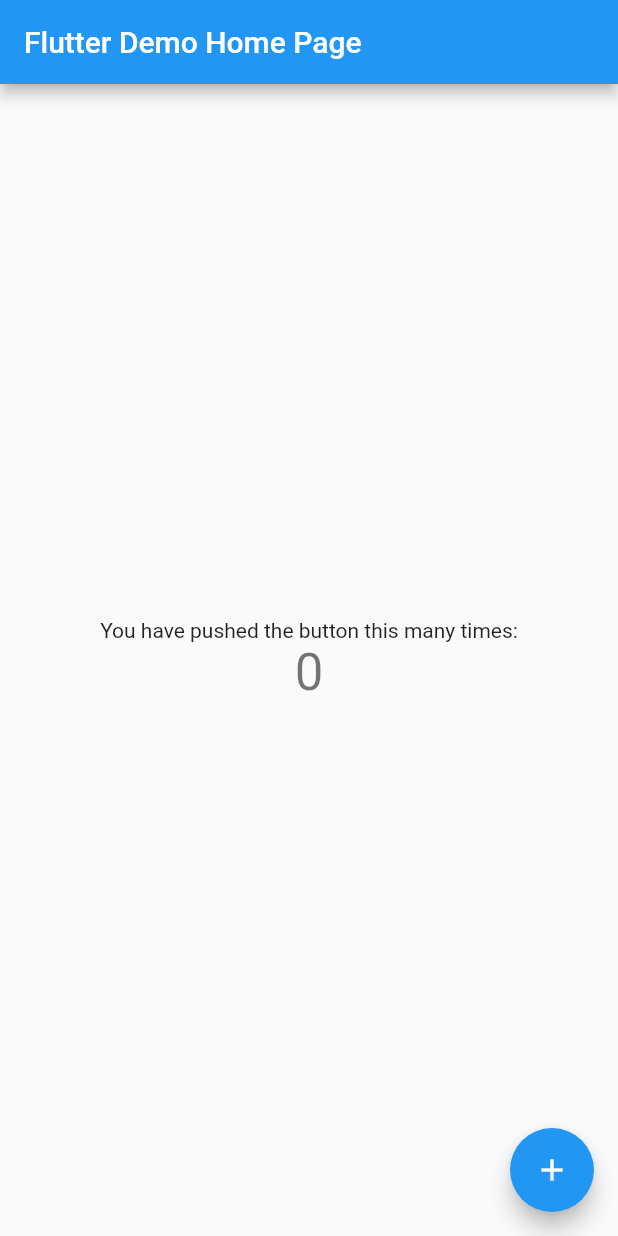
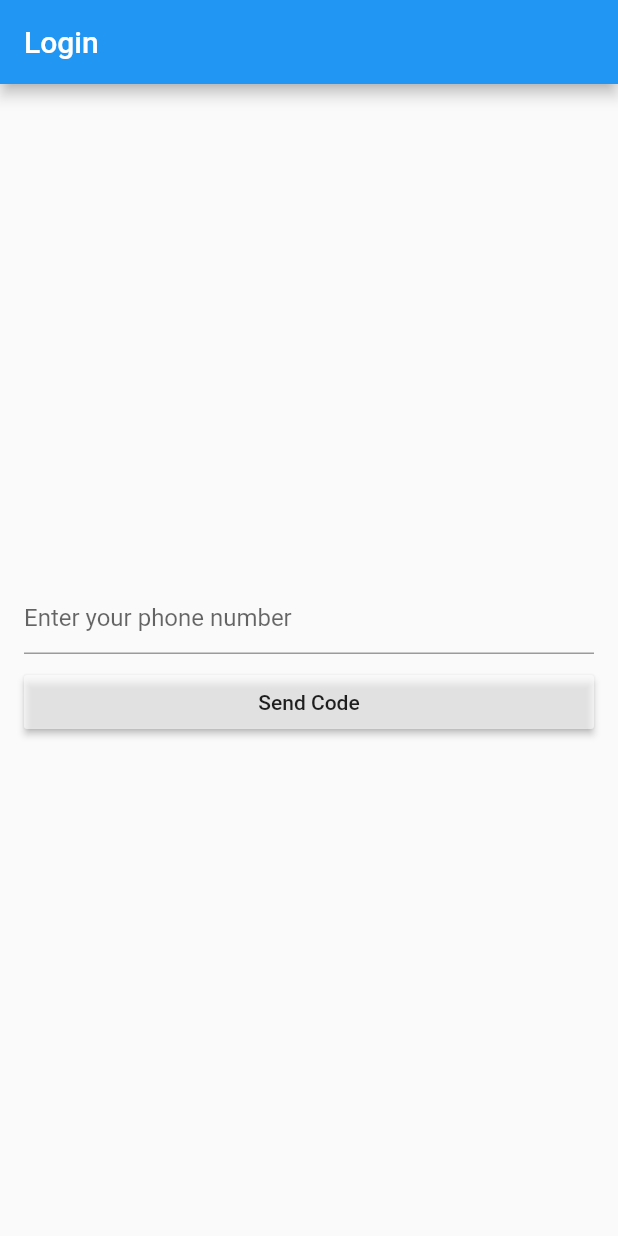
Before and after one commit to xdiabetes/xproject_app, a Flutter app: the screen it shows after launch, on a phone screen of 412 x 824 dp. Run offline on Flutter 3.47's test engine with Material 2 defaults, Android fonts, the phone set to English and light mode, and no system bars; our stand-ins replace bloc, equatable, flutter_bloc, get_it, shared_preferences.

Commit message:
otp authentication

```diff
--- /dev/null
+++ b/lib/blocs/authentication/authentication_bloc.dart
@@ -0,0 +1,34 @@
+import 'dart:async';
+
+import 'package:bloc/bloc.dart';
+import 'package:equatable/equatable.dart';
+import 'package:xproject_app/core/user_context.dart';
+
+part 'authentication_event.dart';
+part 'authentication_state.dart';
+
+class AuthenticationBloc
+    extends Bloc<AuthenticationEvent, AuthenticationState> {
+  final UserContext userContext;
+
+  AuthenticationBloc({
+    required this.userContext,
+  }) : super(AuthenticationInitial());
+
+  @override
+  Stream<AuthenticationState> mapEventToState(
+    AuthenticationEvent event,
+  ) async* {
+    if (event is AppStartedEvent) {
+      String? userToken = await userContext.getUserToken();
+      if (userToken != null) {
+        yield AuthenticationAuthenticated();
+      } else {
+        yield AuthenticationUnauthenticated();
+      }
+    } else if (event is AuthenticationAuthenticate) {
+      await userContext.setUserToken(event.token);
+      yield AuthenticationAuthenticated();
+    }
+  }
+}
--- /dev/null
+++ b/lib/blocs/authentication/authentication_event.dart
@@ -0,0 +1,25 @@
+part of 'authentication_bloc.dart';
+
+abstract class AuthenticationEvent extends Equatable {
+  const AuthenticationEvent();
+}
+
+class AppStartedEvent extends AuthenticationEvent {
+  const AppStartedEvent();
+
+  @override
+  List<Object?> get props => [];
+}
+
+class AuthenticationAuthenticate extends AuthenticationEvent {
+  final String token;
+
+  const AuthenticationAuthenticate({
+    required this.token
+  });
+
+  @override
+  List<Object?> get props => [
+    token,
+  ];
+}
--- /dev/null
+++ b/lib/blocs/authentication/authentication_state.dart
@@ -0,0 +1,26 @@
+part of 'authentication_bloc.dart';
+
+abstract class AuthenticationState extends Equatable {
+  const AuthenticationState();
+}
+
+class AuthenticationInitial extends AuthenticationState {
+  const AuthenticationInitial();
+
+  @override
+  List<Object?> get props => [];
+}
+
+class AuthenticationAuthenticated extends AuthenticationState {
+  const AuthenticationAuthenticated();
+
+  @override
+  List<Object?> get props => [];
+}
+
+class AuthenticationUnauthenticated extends AuthenticationState {
+  const AuthenticationUnauthenticated();
+
+  @override
+  List<Object?> get props => [];
+}
--- /dev/null
+++ b/lib/blocs/otp/otp_event.dart
@@ -0,0 +1,29 @@
+part of 'otp_bloc.dart';
+
+abstract class OtpEvent extends Equatable {
+  const OtpEvent();
+}
+
+class OtpSendCodeEvent extends OtpEvent {
+  final OtpSendCodeRequest otpSendCodeRequest;
+
+  const OtpSendCodeEvent({required this.otpSendCodeRequest});
+
+  @override
+  // TODO: implement props
+  List<Object?> get props => [
+    otpSendCodeRequest
+  ];
+}
+
+class OtpVerifyCodeEvent extends OtpEvent {
+  final OtpVerifyCodeRequest otpVerifyCodeRequest;
+
+  const OtpVerifyCodeEvent({required this.otpVerifyCodeRequest});
+
+  @override
+  // TODO: implement props
+  List<Object?> get props => [
+    otpVerifyCodeRequest
+  ];
+}
--- /dev/null
+++ b/lib/blocs/otp/otp_state.dart
@@ -0,0 +1,43 @@
+part of 'otp_bloc.dart';
+
+abstract class OtpState extends Equatable {
+  const OtpState();
+}
+
+class OtpInitial extends OtpState {
+  @override
+  List<Object> get props => [];
+}
+
+class OtpLoading extends OtpState {
+  @override
+  List<Object> get props => [];
+}
+
+class OtpCodeSent extends OtpState {
+  final OtpSendCodeResponse otpSendCodeResponse;
+  final OtpSendCodeRequest otpSendCodeRequest;
+
+  const OtpCodeSent({
+    required this.otpSendCodeResponse,
+    required this.otpSendCodeRequest
+  });
+
+  @override
+  List<Object> get props => [
+    otpSendCodeRequest,
+    otpSendCodeResponse
+  ];
+}
+
+class OtpDoneState extends OtpState {
+  final OtpVerifyCodeResponse otpVerifyCodeResponse;
+  const OtpDoneState({
+    required this.otpVerifyCodeResponse
+  });
+
+  @override
+  List<Object> get props => [
+    otpVerifyCodeResponse
+  ];
+}
--- a/lib/main.dart
+++ b/lib/main.dart
@@ -1,6 +1,17 @@
 import 'package:flutter/material.dart';
+import 'package:flutter_bloc/flutter_bloc.dart';
+import 'package:xproject_app/blocs/authentication/authentication_bloc.dart';
+import 'package:xproject_app/blocs/otp/otp_bloc.dart';
+import 'package:xproject_app/core/app_router.dart';
+import 'package:xproject_app/injection_container.dart' as di;
+import 'package:xproject_app/injection_container.dart';
+import 'package:xproject_app/screens/home_screen.dart';
+import 'package:xproject_app/screens/otp_authentication_screen.dart';
+import 'package:xproject_app/screens/splash_screen.dart';
 
-void main() {
+void main() async {
+  WidgetsFlutterBinding.ensureInitialized();
+  await di.init();
   runApp(MyApp());
 }
 
@@ -22,92 +33,30 @@
         // is not restarted.
         primarySwatch: Colors.blue,
       ),
-      home: MyHomePage(title: 'Flutter Demo Home Page'),
+      onGenerateRoute: AppRouter.generateRoute,
+      home: MultiBlocProvider(
+        providers: [
+          BlocProvider<AuthenticationBloc>(
+            create: (BuildContext context) =>
+                sl<AuthenticationBloc>()..add(AppStartedEvent()),
+          ),
+          BlocProvider<OtpBloc>(
+            create: (BuildContext context) =>
+            sl<OtpBloc>(),
+          ),
+        ],
+        child: BlocBuilder<AuthenticationBloc, AuthenticationState>(
+          builder: (context, state) {
+            if (state is AuthenticationAuthenticated) {
+              return HomeScreenPage();
+            } else if (state is AuthenticationUnauthenticated) {
+              return OtpAuthenticationPage();
+            } else {
+              return SplashScreen();
+            }
+          },
+        ),
+      ),
     );
   }
 }
-
-class MyHomePage extends StatefulWidget {
-  MyHomePage({Key? key, required this.title}) : super(key: key);
-
-  // This widget is the home page of your application. It is stateful, meaning
-  // that it has a State object (defined below) that contains fields that affect
-  // how it looks.
-
-  // This class is the configuration for the state. It holds the values (in this
-  // case the title) provided by the parent (in this case the App widget) and
-  // used by the build method of the State. Fields in a Widget subclass are
-  // always marked "final".
-
-  final String title;
-
-  @override
-  _MyHomePageState createState() => _MyHomePageState();
-}
-
-class _MyHomePageState extends State<MyHomePage> {
-  int _counter = 0;
-
-  void _incrementCounter() {
-    setState(() {
-      // This call to setState tells the Flutter framework that something has
-      // changed in this State, which causes it to rerun the build method below
-      // so that the display can reflect the updated values. If we changed
-      // _counter without calling setState(), then the build method would not be
-      // called again, and so nothing would appear to happen.
-      _counter++;
-    });
-  }
-
-  @override
-  Widget build(BuildContext context) {
-    // This method is rerun every time setState is called, for instance as done
-    // by the _incrementCounter method above.
-    //
-    // The Flutter framework has been optimized to make rerunning build methods
-    // fast, so that you can just rebuild anything that needs updating rather
-    // than having to individually change instances of widgets.
-    return Scaffold(
-      appBar: AppBar(
-        // Here we take the value from the MyHomePage object that was created by
-        // the App.build method, and use it to set our appbar title.
-        title: Text(widget.title),
-      ),
-      body: Center(
-        // Center is a layout widget. It takes a single child and positions it
-        // in the middle of the parent.
-        child: Column(
-          // Column is also a layout widget. It takes a list of children and
-          // arranges them vertically. By default, it sizes itself to fit its
-          // children horizontally, and tries to be as tall as its parent.
-          //
-          // Invoke "debug painting" (press "p" in the console, choose the
-          // "Toggle Debug Paint" action from the Flutter Inspector in Android
-          // Studio, or the "Toggle Debug Paint" command in Visual Studio Code)
-          // to see the wireframe for each widget.
-          //
-          // Column has various properties to control how it sizes itself and
-          // how it positions its children. Here we use mainAxisAlignment to
-          // center the children vertically; the main axis here is the vertical
-          // axis because Columns are vertical (the cross axis would be
-          // horizontal).
-          mainAxisAlignment: MainAxisAlignment.center,
-          children: <Widget>[
-            Text(
-              'You have pushed the button this many times:',
-            ),
-            Text(
-              '$_counter',
-              style: Theme.of(context).textTheme.headline4,
-            ),
-          ],
-        ),
-      ),
-      floatingActionButton: FloatingActionButton(
-        onPressed: _incrementCounter,
-        tooltip: 'Increment',
-        child: Icon(Icons.add),
-      ), // This trailing comma makes auto-formatting nicer for build methods.
-    );
-  }
-}
--- /dev/null
+++ b/lib/models/otp_request_response_models.dart
@@ -0,0 +1,78 @@
+class OtpSendCodeRequest {
+  final String phoneNumber;
+
+  const OtpSendCodeRequest({
+    required this.phoneNumber
+  });
+
+  Map<String, dynamic> toJson() {
+    return {'phone_number': phoneNumber};
+  }
+}
+
+class OtpSendCodeResponse {
+  final int pk;
+  final DateTime createDate;
+  final int queryTimes;
+  final String? code;
+
+  const OtpSendCodeResponse({
+    required this.pk,
+    required this.createDate,
+    required this.queryTimes,
+    this.code
+  });
+
+  factory OtpSendCodeResponse.fromJson(Map<String, dynamic> json) {
+    return OtpSendCodeResponse(
+      pk: json['pk'],
+      createDate: DateTime.parse(json['create_date']),
+      queryTimes: json['query_times'],
+      code: json['code'],
+    );
+  }
+}
+
+class OtpVerifyCodeRequest {
+  final String phoneNumber;
+  final String code;
+
+  const OtpVerifyCodeRequest({
+    required this.phoneNumber,
+    required this.code
+  });
+
+  Map<String, dynamic> toJson() {
+    return {
+      'phone_number': phoneNumber,
+      'code': code
+    };
+  }
+}
+
+class OtpVerifyCodeResponse {
+  final int pk;
+  final String phoneNumber;
+  final String token;
+
+  const OtpVerifyCodeResponse({
+    required this.pk,
+    required this.phoneNumber,
+    required this.token,
+  });
+
+  factory OtpVerifyCodeResponse.fromJson(Map<String, dynamic> json) {
+    return OtpVerifyCodeResponse(
+      pk: json['pk'],
+      // firstName: json['first_name'],
+      // lastName: json['last_name'],
+      phoneNumber: json['phone_number'],
+      // verificationStatus: json['verification_status'],
+      token: json['token'],
+      // nickName: json['nick_name'],
+      // gender: json['gender'],
+      // birthDate: json['birth_date'],
+      // location: json['location']
+    );
+  }
+}
--- /dev/null
+++ b/lib/screens/otp_authentication_screen.dart
@@ -0,0 +1,125 @@
+import 'package:flutter/material.dart';
+import 'package:flutter_bloc/flutter_bloc.dart';
+import 'package:xproject_app/blocs/authentication/authentication_bloc.dart';
+import 'package:xproject_app/blocs/otp/otp_bloc.dart';
+import 'package:xproject_app/core/app_router.dart';
+import 'package:xproject_app/models/otp_request_response_models.dart';
+
+class OtpAuthenticationPage extends StatefulWidget {
+  OtpAuthenticationPage({Key? key}) : super(key: key);
+
+  @override
+  _OtpAuthenticationPageState createState() => _OtpAuthenticationPageState();
+}
+
+class _OtpAuthenticationPageState extends State<OtpAuthenticationPage> {
+  final otpPhoneNumberController = TextEditingController();
+  final otpCodeController = TextEditingController();
+
+  @override
+  Widget build(BuildContext context) {
+    return Scaffold(
+      appBar: AppBar(
+        title: Text('Login'),
+      ),
+      body: BlocConsumer<OtpBloc, OtpState>(
+        listener: (context, state) {
+          if (state is OtpCodeSent) {
+            if (state.otpSendCodeResponse.code != null) {
+              otpCodeController.text = state.otpSendCodeResponse.code!;
+            }
+          } else if (state is OtpDoneState) {
+            BlocProvider.of<AuthenticationBloc>(context).add(
+                AuthenticationAuthenticate(
+                    token: state.otpVerifyCodeResponse.token,
+                )
+            );
+            Navigator.of(context).pushNamedAndRemoveUntil(
+              AppRouter.HomeScreenRoute,
+              (route) => false,
+            );
+          }
+        },
+        builder: (context, state) {
+          if (state is OtpInitial) {
+            return buildOtpGetPhoneNumberForm(context);
+          } else if (state is OtpCodeSent) {
+            return buildOtpGetCodeForm(context, state.otpSendCodeRequest.phoneNumber);
+          } else if (state is OtpLoading) {
+            return Center(
+              child: CircularProgressIndicator(),
+            );
+          } else {
+            return SizedBox.shrink();
+          }
+        },
+      ),
+    );
+  }
+
+  Widget buildOtpForm({
+    required BuildContext context,
+    required TextEditingController controller,
+    required String confirmButtonText,
+    required Function() onConfirmPressed,
+    required String textFieldHint,
+  }) {
+    return Padding(
+      padding: const EdgeInsets.all(16.0),
+      child: Column(
+        mainAxisAlignment: MainAxisAlignment.center,
+        children: [
+          TextField(
+            decoration: InputDecoration(
+              hintText: textFieldHint,
+            ),
+            controller: controller,
+          ),
+          Container(
+            padding: EdgeInsets.only(top: 8.0),
+            width: double.infinity,
+            child: MaterialButton(
+              color: Colors.white60,
+              onPressed: onConfirmPressed,
+              child: Text(confirmButtonText),
+            ),
+          ),
+        ],
+      ),
+    );
+  }
+
+  Widget buildOtpGetCodeForm(BuildContext context, String phoneNumber) {
+    return buildOtpForm(
+        context: context,
+        controller: otpCodeController,
+        textFieldHint: 'Enter verification code',
+        confirmButtonText: 'Verify Code',
+        onConfirmPressed: () {
+          BlocProvider.of<OtpBloc>(context).add(
+            OtpVerifyCodeEvent(
+                otpVerifyCodeRequest: OtpVerifyCodeRequest(
+                  phoneNumber: phoneNumber,
+                  code: otpCodeController.text
+                )),
+          );
+        }
+    );
+  }
+
+  Widget buildOtpGetPhoneNumberForm(BuildContext context) {
+    return buildOtpForm(
+        context: context,
+        controller: otpPhoneNumberController,
+        textFieldHint: 'Enter your phone number',
+        confirmButtonText: 'Send Code',
+        onConfirmPressed: () {
+          BlocProvider.of<OtpBloc>(context).add(
+            OtpSendCodeEvent(
+                otpSendCodeRequest: OtpSendCodeRequest(
+                    phoneNumber: otpPhoneNumberController.text)),
+          );
+        }
+    );
+  }
+}
--- a/pubspec.yaml
+++ b/pubspec.yaml
@@ -28,6 +28,11 @@
   # The following adds the Cupertino Icons font to your application.
   # Use with the CupertinoIcons class for iOS style icons.
   cupertino_icons: ^1.0.2
+  get_it: ^7.2.0
+  shared_preferences: ^2.0.7
+  equatable: ^2.0.3
+  flutter_bloc: ^7.2.0
+  http: ^0.13.3
 
 dev_dependencies:
   flutter_test:
```
Also changed, not shown: lib/blocs/otp/otp_bloc.dart (added, +51 -0 lines), lib/core/app_router.dart (added, +26 -0 lines), lib/core/http_helper.dart (added, +27 -0 lines), lib/core/user_context.dart (added, +26 -0 lines), lib/injection_container.dart (added, +26 -0 lines), lib/repositories/otp_repository.dart (added, +39 -0 lines), lib/screens/home_screen.dart (added, +24 -0 lines), lib/screens/splash_screen.dart (added, +31 -0 lines), pubspec.lock, 2 other files.
